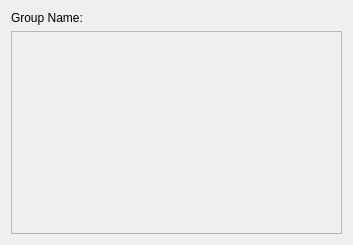
First picture: the form in TestingGrounds/groupwidget.ui, repository HKavalos/ToGather, before the edit.
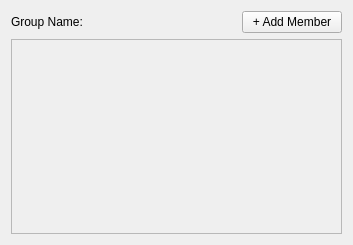
Second picture: the form after the edit.

Commit message: add member now integrated with database

Patch:
```diff
--- a/TestingGrounds/groupwidget.ui
+++ b/TestingGrounds/groupwidget.ui
@@ -13,15 +13,28 @@
   <property name="windowTitle">
    <string>Form</string>
   </property>
-  <layout class="QVBoxLayout" name="verticalLayout">
-   <item>
+  <layout class="QGridLayout" name="gridLayout">
+   <item row="1" column="1">
+    <widget class="QPushButton" name="addMember">
+     <property name="maximumSize">
+      <size>
+       <width>100</width>
+       <height>16777215</height>
+      </size>
+     </property>
+     <property name="text">
+      <string>+ Add Member</string>
+     </property>
+    </widget>
+   </item>
+   <item row="1" column="0">
     <widget class="QLabel" name="group_name_label">
      <property name="text">
       <string>Group Name:</string>
      </property>
     </widget>
    </item>
-   <item>
+   <item row="2" column="0" colspan="2">
     <widget class="QScrollArea" name="memberDisplay">
      <property name="widgetResizable">
       <bool>true</bool>
@@ -32,7 +45,7 @@
         <x>0</x>
         <y>0</y>
         <width>333</width>
-        <height>206</height>
+        <height>196</height>
        </rect>
       </property>
       <layout class="QVBoxLayout" name="verticalLayout_2"/>
```
The commit also changes 1 other file.
